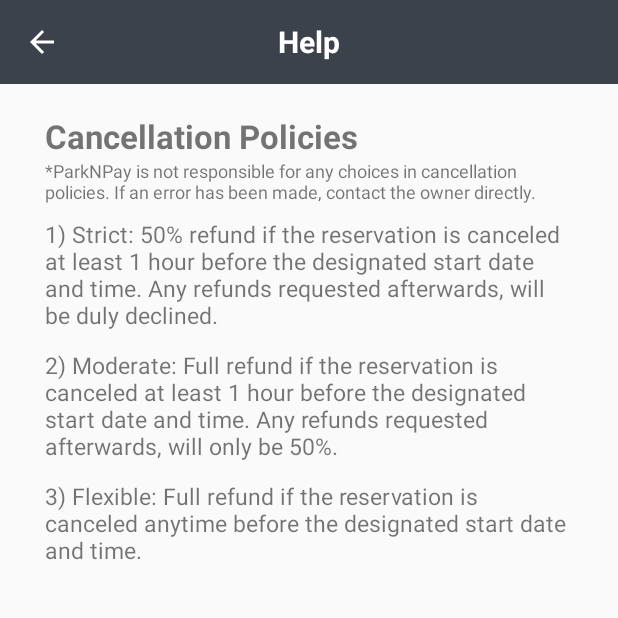
After one commit to yunalee22/ParkNPay, an Android app: the HelpActivity screen opened directly, with no data from a screen before it, on a phone screen of 412 x 824 dp, the top half of it. The commit adds this screen. Run offline under Robolectric (Android 15) with nearby library versions, the phone set to English and light mode, and no system bars; our stand-ins replace Picasso; pictures from the network do not load.

Commit message:
ui fixes

```diff
--- a/app/src/main/AndroidManifest.xml
+++ b/app/src/main/AndroidManifest.xml
@@ -27,6 +27,7 @@
         <!-- Mutual activities -->
         <activity android:name=".owner.PaymentInfoActivity" />
         <activity android:name=".owner.AccountSettingsActivity" />
+        <activity android:name=".owner.HelpActivity" />
 
         <!-- Owner activities -->
         <activity android:name=".owner.AddSpotActivity" />
--- /dev/null
+++ b/app/src/main/java/edu/usc/parknpay/owner/HelpActivity.java
@@ -0,0 +1,31 @@
+package edu.usc.parknpay.owner;
+
+import android.os.Bundle;
+import android.view.MenuItem;
+
+import edu.usc.parknpay.R;
+import edu.usc.parknpay.utility.TemplateActivity;
+
+/**
+ * Created by Bobo on 11/5/2016.
+ */
+
+public class HelpActivity extends TemplateActivity {
+    @Override
+    protected void onCreate(Bundle savedInstanceState) {
+        super.onCreate(savedInstanceState);
+        setContentView(R.layout.help_menu);
+
+        setUpToolbar("Help");
+    }
+
+    @Override
+    public boolean onOptionsItemSelected(MenuItem item) {
+        switch (item.getItemId()) {
+            case android.R.id.home:
+                onBackPressed();
+                return true;
+        }
+        return false;
+    }
+}
--- a/app/src/main/java/edu/usc/parknpay/seeker/ReservationsActivity.java
+++ b/app/src/main/java/edu/usc/parknpay/seeker/ReservationsActivity.java
@@ -164,7 +164,6 @@ public class ReservationsActivity extends TemplateActivity {
 
                     if (ContextCompat.checkSelfPermission(ReservationsActivity.this, Manifest.permission.CALL_PHONE) != PackageManager.PERMISSION_GRANTED) {
                         ActivityCompat.requestPermissions(ReservationsActivity.this, new String[]{Manifest.permission.CALL_PHONE}, MY_PERMISSIONS_REQUEST_CALL_PHONE);
-                        startActivity(callIntent);
                     }
                     else {
                         startActivity(callIntent);
--- /dev/null
+++ b/app/src/main/res/layout/help_menu.xml
@@ -0,0 +1,72 @@
+<?xml version="1.0" encoding="utf-8"?>
+<RelativeLayout xmlns:android="http://schemas.android.com/apk/res/android"
+    android:layout_width="match_parent" android:layout_height="match_parent">
+    <include
+        android:id="@+id/toolbar"
+        layout="@layout/toolbar" />
+    <ScrollView xmlns:android="http://schemas.android.com/apk/res/android"
+        android:layout_below="@id/toolbar"
+        android:layout_width="match_parent"
+        android:layout_height="match_parent">
+
+        <RelativeLayout
+            android:layout_width="match_parent"
+            android:layout_height="wrap_content"
+            android:paddingLeft="30dp"
+            android:paddingRight="30dp"
+            android:paddingTop="20dp">
+
+            <TextView
+                android:id="@+id/cancel"
+                android:text="Cancellation Policies"
+                android:textSize="22sp"
+                android:textStyle="bold"
+                android:layout_width="wrap_content"
+                android:layout_height="wrap_content" />
+
+            <TextView
+                android:id="@+id/smalltext"
+                android:layout_width="wrap_content"
+                android:layout_height="wrap_content"
+                android:textSize="12sp"
+                android:text="*ParkNPay is not responsible for any choices in cancellation policies. If an error has been made, contact the owner directly."
+                android:inputType="textMultiLine"
+                android:layout_below="@+id/cancel" />
+
+            <TextView
+                android:id="@+id/policytwo"
+                android:layout_width="wrap_content"
+                android:layout_height="wrap_content"
+                android:layout_marginTop="12dp"
+                android:textSize="15sp"
+                android:text="2) Moderate: Full refund if the reservation is canceled at least 1 hour before the designated start date and time. Any refunds requested afterwards, will only be 50%."
+                android:inputType="textMultiLine"
+                android:layout_below="@+id/policyone"
+                android:layout_alignStart="@+id/policyone" />
+
+            <TextView
+                android:id="@+id/policythree"
+                android:layout_width="wrap_content"
+                android:layout_height="wrap_content"
+                android:layout_below="@+id/policytwo"
+                android:layout_marginTop="12dp"
+                android:textSize="15sp"
+                android:text="3) Flexible: Full refund if the reservation is canceled anytime before the designated start date and time."
+                android:inputType="textMultiLine"
+                android:layout_alignParentBottom="true"
+                android:layout_alignStart="@+id/policytwo" />
+
+            <TextView
+                android:id="@+id/policyone"
+                android:layout_width="wrap_content"
+                android:layout_height="wrap_content"
+                android:layout_marginTop="9dp"
+                android:textSize="15sp"
+                android:text="1) Strict: 50% refund if the reservation is canceled at least 1 hour before the designated start date and time. Any refunds requested afterwards, will be duly declined."
+                android:inputType="textMultiLine"
+                android:layout_below="@+id/smalltext"
+                android:layout_alignParentEnd="true" />
+
+        </RelativeLayout>
+    </ScrollView>
+</RelativeLayout>
--- a/app/src/main/res/layout/owner_main.xml
+++ b/app/src/main/res/layout/owner_main.xml
@@ -69,7 +69,7 @@
 
         <LinearLayout android:id="@+id/drawerr"
             android:layout_width="240dp"
-            android:layout_height="150dp"
+            android:layout_height="120dp"
             android:layout_gravity="start"
             android:background="@color/orange"
             android:gravity="center_vertical"
@@ -79,7 +79,7 @@
             <FrameLayout
                 android:layout_width="80dp"
                 android:layout_height="80dp"
-                android:background="@color/blue"
+                android:background="@color/orange"
                 android:padding="10dp">
                 <ImageView android:id="@+id/drawer_pic"
                     android:layout_width="match_parent"
@@ -89,7 +89,7 @@
                 <ImageView android:id="@+id/circle_crop"
                     android:layout_width="match_parent"
                     android:layout_height="match_parent"
-                    android:src="@drawable/circle_crop_registration" />
+                    android:src="@drawable/circle_crop_owner" />
             </FrameLayout>
 
             <LinearLayout android:id="@+id/drawer"
--- a/app/src/main/res/layout/owner_main_spot.xml
+++ b/app/src/main/res/layout/owner_main_spot.xml
@@ -8,7 +8,7 @@
         android:layout_width="wrap_content"
         android:layout_height="wrap_content"
         android:id="@+id/spotText"
-        android:layout_marginLeft="8dp"
+        android:layout_marginLeft="3dp"
         android:layout_below="@+id/spotImage"
         android:layout_alignParentLeft="true"
         android:layout_alignParentStart="true" />
@@ -17,7 +17,7 @@
         android:layout_width="180dp"
         android:layout_height="180dp"
         app:srcCompat="@mipmap/ic_launcher"
-        android:layout_marginLeft="8dp"
+        android:layout_marginLeft="3dp"
         android:id="@+id/spotImage"
         android:layout_alignParentTop="true"
         android:layout_alignParentLeft="true"
```
Also changed, not shown: app/src/main/java/edu/usc/parknpay/authentication/RegistrationActivity.java (+11 -3 lines), app/src/main/java/edu/usc/parknpay/owner/ReservationsActivity.java (+30 -3 lines), app/src/main/java/edu/usc/parknpay/utility/TemplateActivity.java (+11 -1 lines), app/src/main/res/layout/seeker_main.xml (+5 -5 lines), app/src/main/res/layout/seeker_rate.xml (+21 -35 lines), app/src/main/res/drawable/circle_crop_owner.png (added), app/src/main/res/drawable/circle_crop_seeker.png (added).
